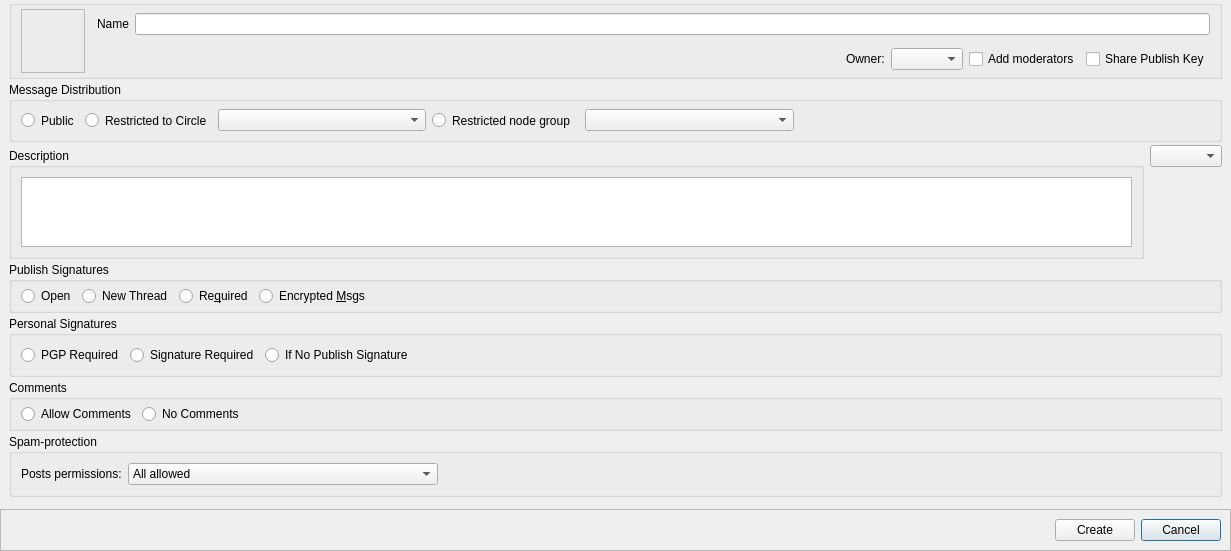
Qt form retroshare-gui/src/gui/gxs/GxsGroupDialog.ui (RetroShare/RetroShare) before a commit.
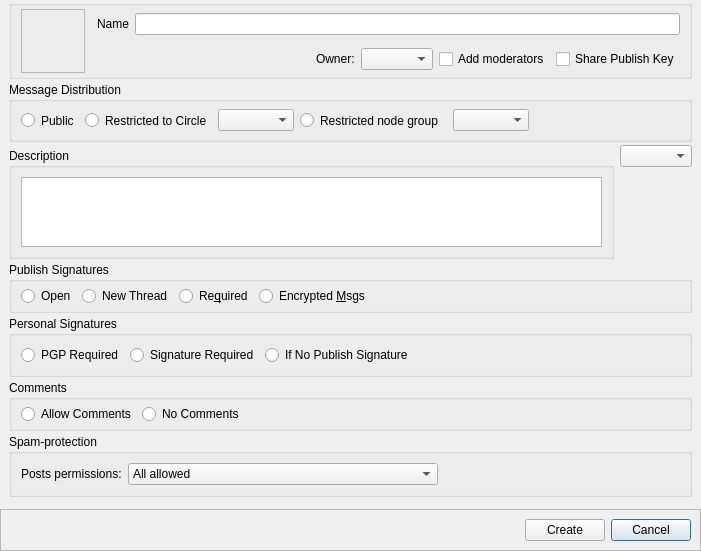
The same form after that commit. Icons and pictures are not drawn. Custom widgets are drawn as their Qt base class.

Commit message:
Fixing background selection color & fixed the default width
* Fixing background selection color for Peer Online Feeds & Friend Request Feeds (Fusion style)
* Fixed the default width for GXS Group Dialog.
* Fixed spacing for the Button layout

```diff
--- a/retroshare-gui/src/gui/gxs/GxsGroupDialog.ui
+++ b/retroshare-gui/src/gui/gxs/GxsGroupDialog.ui
@@ -6,7 +6,7 @@
    <rect>
     <x>0</x>
     <y>0</y>
-    <width>1231</width>
+    <width>701</width>
     <height>529</height>
    </rect>
   </property>
```
The commit also changes 2 other files.
